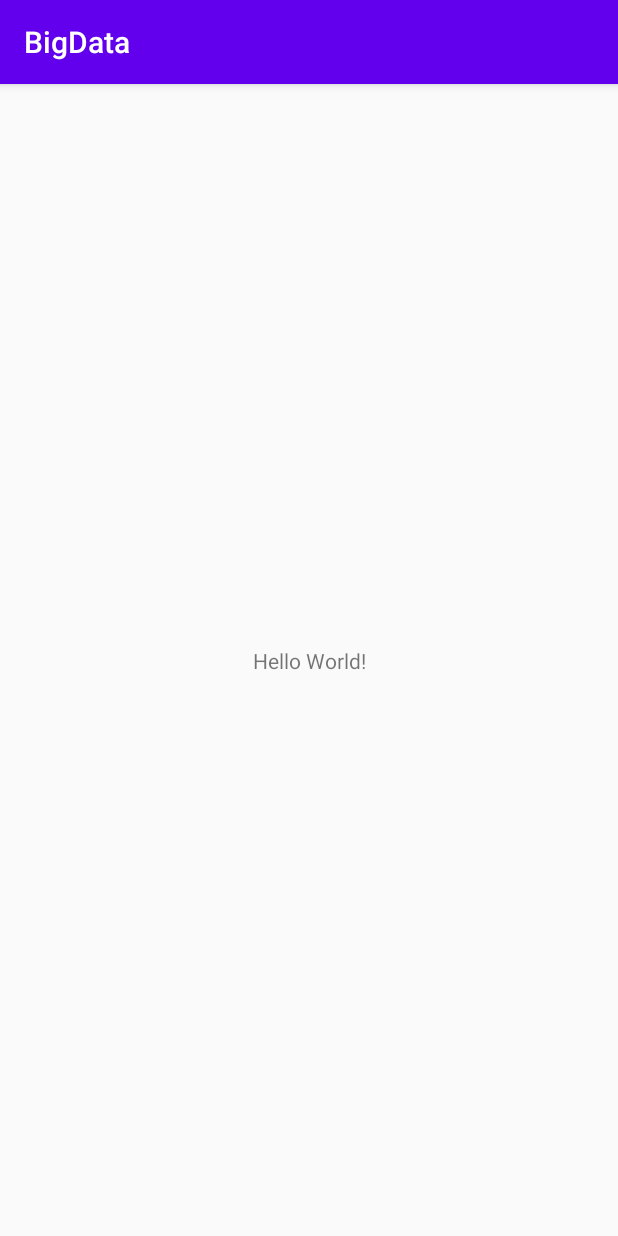
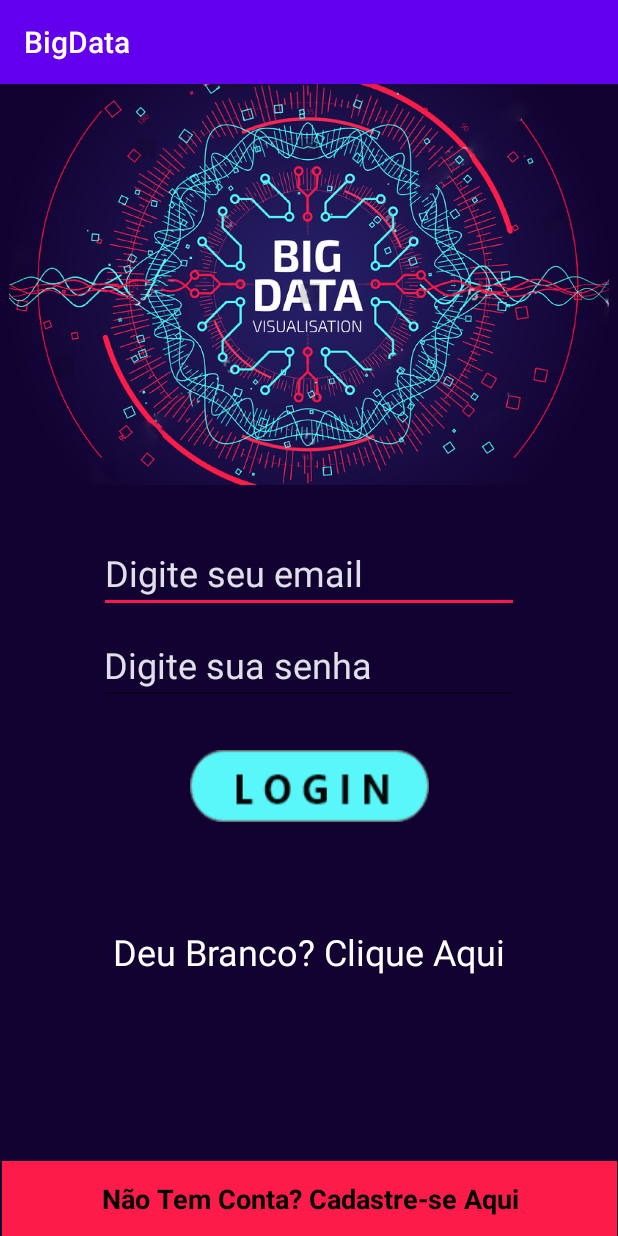
Before and after one commit to Mbrizzo/BigData, an Android app: the screen it shows after launch (MainActivity), on a phone screen of 412 x 824 dp. Run offline under Robolectric (Android 15) with nearby library versions, the phone set to English and light mode, and no system bars.

Commit message:
login screen finished

```diff
--- a/app/src/main/res/layout/activity_main.xml
+++ b/app/src/main/res/layout/activity_main.xml
@@ -2,17 +2,107 @@
 <androidx.constraintlayout.widget.ConstraintLayout xmlns:android="http://schemas.android.com/apk/res/android"
     xmlns:app="http://schemas.android.com/apk/res-auto"
     xmlns:tools="http://schemas.android.com/tools"
+    android:id="@+id/image_Logo"
     android:layout_width="match_parent"
     android:layout_height="match_parent"
+    android:background="#120231"
     tools:context=".MainActivity">
 
-    <TextView
+
+    <ImageView
+        android:id="@+id/imageLogo"
+        android:layout_width="400dp"
+        android:layout_height="267dp"
+        android:layout_marginStart="70dp"
+        android:layout_marginLeft="70dp"
+        android:layout_marginEnd="70dp"
+        android:layout_marginRight="70dp"
+        android:contentDescription="@string/logo"
+        android:scaleType="centerCrop"
+        app:layout_constraintEnd_toEndOf="parent"
+        app:layout_constraintStart_toStartOf="parent"
+        app:layout_constraintTop_toTopOf="parent"
+        app:srcCompat="@drawable/logo" />
+
+    <EditText
+        android:id="@+id/inputEmail"
         android:layout_width="wrap_content"
         android:layout_height="wrap_content"
-        android:text="Hello World!"
+        android:layout_marginTop="32dp"
+        android:contentDescription="@android:string/defaultVoiceMailAlphaTag"
+        android:ems="10"
+        android:hint="Digite seu email"
+        android:importantForAutofill="no"
+        android:inputType="textEmailAddress"
+        android:textColor="#52FEFF"
+        android:textColorHint="#E0E0E8"
+        android:textSize="24sp"
+        app:layout_constraintEnd_toEndOf="parent"
+        app:layout_constraintStart_toStartOf="parent"
+        app:layout_constraintTop_toBottomOf="@+id/imageLogo" />
+
+    <EditText
+        android:id="@+id/inputPassword"
+        android:layout_width="wrap_content"
+        android:layout_height="wrap_content"
+        android:layout_marginTop="8dp"
+        android:ems="10"
+        android:hint="@string/digite_sua_senha"
+        android:importantForAutofill="no"
+        android:inputType="textPassword"
+        android:textColor="#52FEFF"
+        android:textColorHint="#E0E0E8"
+        android:textSize="24sp"
+        app:layout_constraintEnd_toEndOf="parent"
+        app:layout_constraintHorizontal_bias="0.496"
+        app:layout_constraintStart_toStartOf="parent"
+        app:layout_constraintTop_toBottomOf="@+id/inputEmail" />
+
+    <Button
+        android:id="@+id/btn_login"
+        android:layout_width="wrap_content"
+        android:layout_height="wrap_content"
+        android:layout_marginTop="30dp"
+        android:background="@drawable/btn_login"
+        app:layout_constraintEnd_toEndOf="parent"
+        app:layout_constraintStart_toStartOf="parent"
+        app:layout_constraintTop_toBottomOf="@+id/inputPassword" />
+
+    <TextView
+        android:id="@+id/textViewForgotPassword"
+        android:layout_width="wrap_content"
+        android:layout_height="wrap_content"
+        android:layout_marginTop="70dp"
+        android:text="@string/deu_branco_clique_aqui"
+        android:textColor="@android:color/background_light"
+        android:textSize="24sp"
+        app:layout_constraintEnd_toEndOf="parent"
+        app:layout_constraintStart_toStartOf="parent"
+        app:layout_constraintTop_toBottomOf="@+id/btn_login" />
+
+    <ImageView
+        android:id="@+id/imageBarraFooter"
+        android:layout_width="410dp"
+        android:layout_height="50dp"
+        android:contentDescription="@string/barrainferior"
+        android:scaleType="centerCrop"
         app:layout_constraintBottom_toBottomOf="parent"
-        app:layout_constraintLeft_toLeftOf="parent"
-        app:layout_constraintRight_toRightOf="parent"
-        app:layout_constraintTop_toTopOf="parent" />
+        app:layout_constraintEnd_toEndOf="parent"
+        app:layout_constraintStart_toStartOf="parent"
+        app:srcCompat="@drawable/footer" />
+
+    <TextView
+        android:id="@+id/btn_cadastro"
+        android:layout_width="wrap_content"
+        android:layout_height="wrap_content"
+        android:contentDescription="@string/cadastre_se"
+        android:text="@string/n_o_tem_conta_cadastre_se_aqui"
+        android:textColor="@android:color/background_dark"
+        android:textSize="18sp"
+        android:textStyle="bold"
+        app:layout_constraintBottom_toBottomOf="@+id/imageBarraFooter"
+        app:layout_constraintEnd_toEndOf="parent"
+        app:layout_constraintStart_toStartOf="@+id/imageBarraFooter"
+        app:layout_constraintTop_toTopOf="@+id/imageBarraFooter" />
 
 </androidx.constraintlayout.widget.ConstraintLayout>
--- a/app/src/main/res/values/strings.xml
+++ b/app/src/main/res/values/strings.xml
@@ -1,3 +1,11 @@
 <resources>
     <string name="app_name">BigData</string>
+    <string name="logo">logo</string>
+    <string name="digite_seu_email">Digite seu email</string>
+    <string name="digite_sua_senha">Digite sua senha</string>
+    <string name="deu_branco_clique_aqui">Deu Branco? Clique Aqui</string>
+    <string name="barrainferior">barraInferior</string>
+    <string name="cadastre_se">cadastre-se</string>
+    <string name="novo_por_aqui_cadastre_se_aqui">Novo Por Aqui? Cadastre-se Aqui</string>
+    <string name="n_o_tem_conta_cadastre_se_aqui">Não Tem Conta? Cadastre-se Aqui</string>
 </resources>
--- a/app/src/main/res/values/styles.xml
+++ b/app/src/main/res/values/styles.xml
@@ -5,7 +5,7 @@
         <!-- Customize your theme here. -->
         <item name="colorPrimary">@color/colorPrimary</item>
         <item name="colorPrimaryDark">@color/colorPrimaryDark</item>
-        <item name="colorAccent">@color/colorAccent</item>
+        <item name="colorAccent">#FE1554</item>
     </style>
 
 </resources>
```
Also changed, not shown: app/src/main/res/drawable-v24/footer.png (added).
